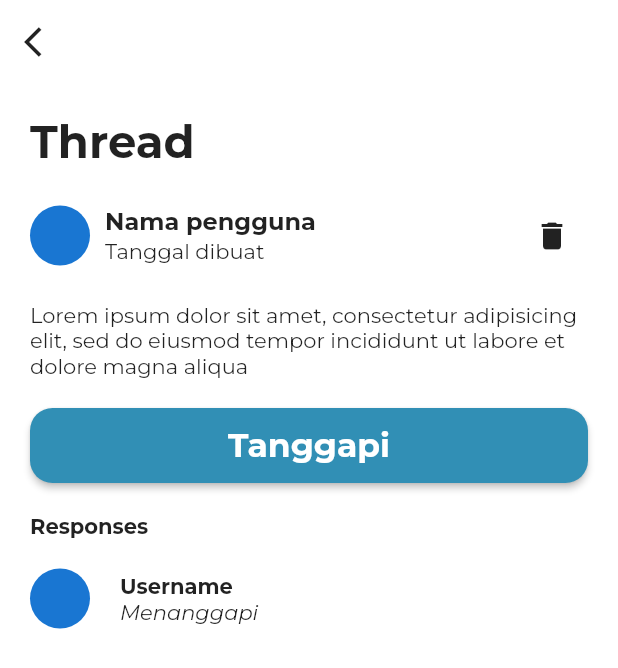
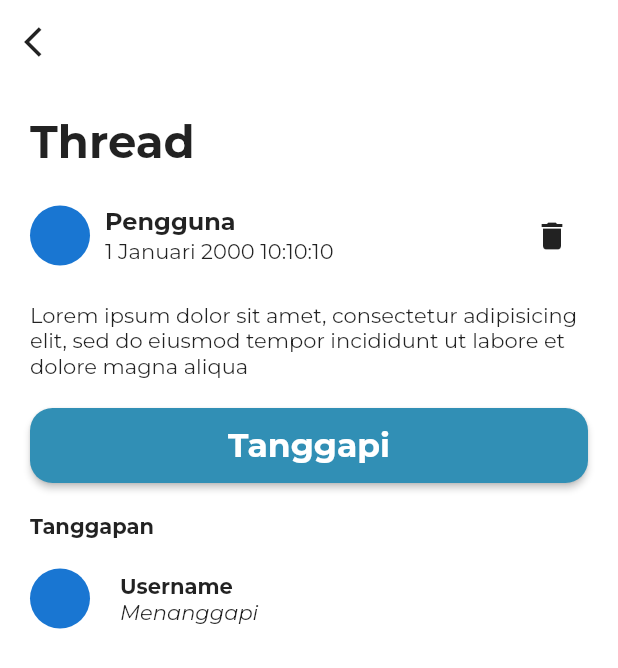
Before and after one commit to asbp/edu-life, a Flutter app: the ThreadPage screen opened directly, on a phone screen of 412 x 824 dp. Shown: the top 668 px of the screen. Run offline on Flutter 3.47's test engine with Material 2 defaults, Android fonts, the phone set to English and light mode, and no system bars; project files that could hold a hidden picture were left out.

Commit message:
add thread userbox

```diff
--- a/lib/src/ui/pages/thread/page_thread.dart
+++ b/lib/src/ui/pages/thread/page_thread.dart
@@ -1,4 +1,5 @@
 import 'package:edu_life/src/ui/widgets/buttons/button_primary.dart';
+import 'package:edu_life/src/ui/widgets/forum/widget_thread_user_box.dart';
 import 'package:edu_life/src/ui/widgets/widget_forum_response.dart';
 import 'package:flutter/material.dart';
 
@@ -33,26 +34,8 @@ class _ThreadState extends State<ThreadPage> {
           Row(
             mainAxisAlignment: MainAxisAlignment.spaceBetween,
             children: <Widget>[
-              Row(
-                children: [
-                  Container(
-                      margin: EdgeInsets.only(right: 10),
-                      child: CircleAvatar()),
-                  Column(
-                    crossAxisAlignment: CrossAxisAlignment.start,
-                    children: <Widget>[
-                      Text(
-                        "Nama pengguna",
-                        style: TextStyle(
-                            fontSize: 16, fontWeight: FontWeight.bold),
-                      ),
-                      Text(
-                        "Tanggal dibuat",
-                      )
-                    ],
-                  ),
-                ],
-              ),
+              ThreadUserBoxWidget(
+                  username: "Pengguna", dateCreated: "1 Januari 2000 10:10:10"),
               IconButton(
                 icon: Icon(Icons.delete),
                 onPressed: () {},
@@ -70,7 +53,7 @@ class _ThreadState extends State<ThreadPage> {
           ),
           SizedBox(height: 20),
           Text(
-            "Responses",
+            "Tanggapan",
             style: TextStyle(fontWeight: FontWeight.bold),
           ),
           SizedBox(height: 20),
--- /dev/null
+++ b/lib/src/ui/widgets/forum/widget_thread_user_box.dart
@@ -0,0 +1,30 @@
+import 'package:flutter/material.dart';
+
+class ThreadUserBoxWidget extends StatelessWidget {
+  final String username;
+  final String dateCreated;
+
+  const ThreadUserBoxWidget(
+      {@required this.username, @required this.dateCreated});
+
+  @override
+  Widget build(BuildContext context) {
+    return Row(
+      children: [
+        Container(margin: EdgeInsets.only(right: 10), child: CircleAvatar()),
+        Column(
+          crossAxisAlignment: CrossAxisAlignment.start,
+          children: <Widget>[
+            Text(
+              username,
+              style: TextStyle(fontSize: 16, fontWeight: FontWeight.bold),
+            ),
+            Text(
+              dateCreated,
+            )
+          ],
+        ),
+      ],
+    );
+  }
+}
```
